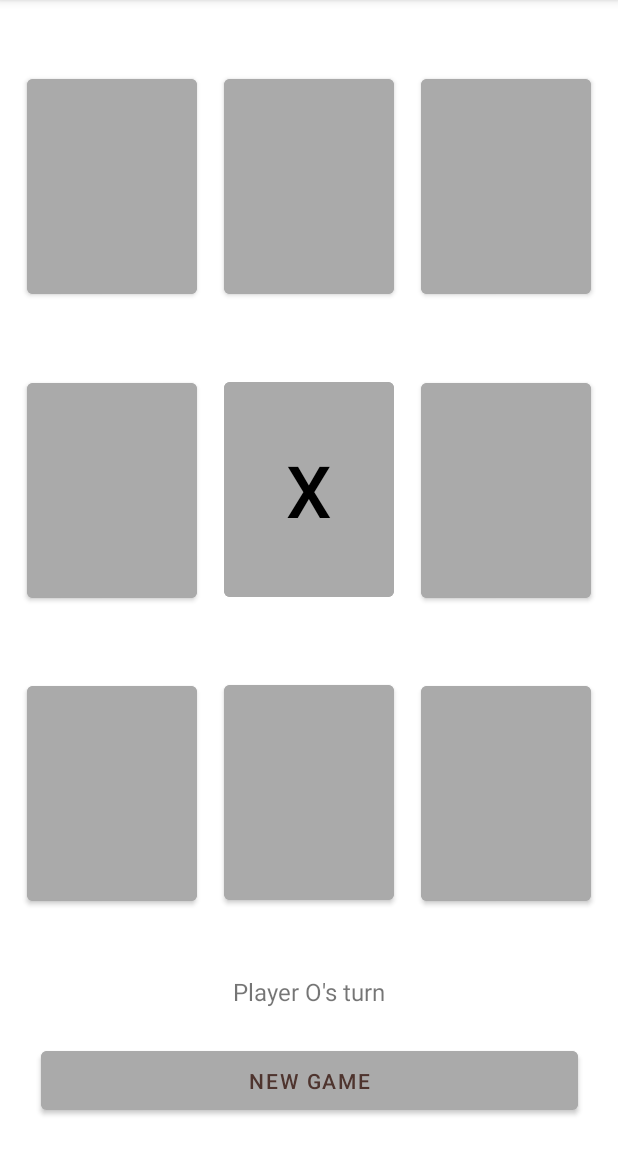
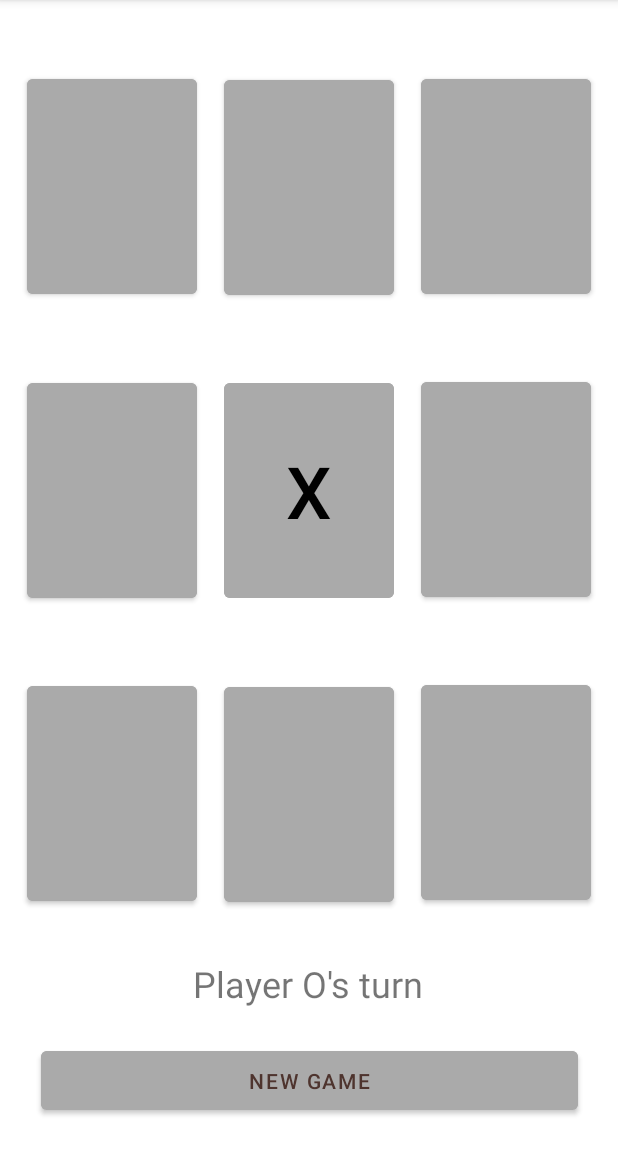
Before and after one commit to RyderDProgrammer/TicTacToe, an Android app: the screen it shows after launch (MainActivity), after a tap on an icon or button, on a phone screen of 412 x 824 dp, the part 84-1236 px from its top. Run offline under Robolectric (Android 15) with nearby library versions, the phone set to English and light mode, and no system bars.

Commit message:
Adjusted the TextViews size to make it easier to see and adjusted constraints accordingly.

```diff
--- a/app/src/main/java/com/example/tictactoe/MainActivity.java
+++ b/app/src/main/java/com/example/tictactoe/MainActivity.java
@@ -86,9 +86,11 @@ public class MainActivity extends AppCompatActivity {
 
     public void onClick(View v)
     {
+        //Created an array of buttons like you had mentioned towards the end of class.
         Button[] buttonArray = {buttonTL,buttonTM,buttonTR,buttonML,buttonMM,buttonMR,buttonBL,buttonBM,buttonBR};
         //Tried to make it just a new button constructor of new Button() but for some reason it didn't like that.
         Button tempButton = buttonTL;
+        //Runs through the array and finds whatever button was clicked on and sets temp to be that button.
         for(int i = 0; i < buttonArray.length; i++)
         {
             if(v.equals(buttonArray[i]))
@@ -97,9 +99,9 @@ public class MainActivity extends AppCompatActivity {
             }
         }
 
-        if(tempButton.getText().toString().equals(""))
+        if(tempButton.getText() == (""))
         {
-            if(player.equals("X"))
+            if(player == ("X"))
             {
                 tempButton.setText("X");
                 player = "O";
--- a/app/src/main/res/layout/activity_main.xml
+++ b/app/src/main/res/layout/activity_main.xml
@@ -27,12 +27,12 @@
         android:id="@+id/buttonBM"
         android:layout_width="113dp"
         android:layout_height="155dp"
-        android:layout_marginBottom="44dp"
+        android:layout_marginBottom="32dp"
         android:backgroundTint="@android:color/darker_gray"
         android:onClick="onClick"
+        android:text=""
         android:textColor="#000000"
         android:textSize="48sp"
-        android:text=""
         app:iconTint="#686464"
         app:layout_constraintBottom_toTopOf="@+id/playerTurnTextView"
         app:layout_constraintEnd_toStartOf="@+id/buttonBR"
@@ -47,9 +47,9 @@
         android:layout_marginBottom="88dp"
         android:backgroundTint="@android:color/darker_gray"
         android:onClick="onClick"
+        android:text=""
         android:textColor="#000000"
         android:textSize="48sp"
-        android:text=""
         app:iconTint="#686464"
         app:layout_constraintBottom_toTopOf="@+id/newGameButton"
         app:layout_constraintEnd_toStartOf="@+id/buttonBM"
@@ -81,7 +81,7 @@
         android:layout_marginBottom="96dp"
         android:text="Player X's turn"
         android:textAlignment="center"
-        android:textSize="16sp"
+        android:textSize="24sp"
         app:layout_constraintBottom_toBottomOf="parent"
         app:layout_constraintEnd_toEndOf="parent"
         app:layout_constraintHorizontal_bias="0.498"
@@ -173,14 +173,14 @@
         android:id="@+id/buttonBR"
         android:layout_width="113dp"
         android:layout_height="155dp"
-        android:layout_marginBottom="88dp"
+        android:layout_marginBottom="33dp"
         android:backgroundTint="@android:color/darker_gray"
         android:onClick="onClick"
+        android:text=""
         android:textColor="#000000"
         android:textSize="48sp"
-        android:text=""
         app:iconTint="#686464"
-        app:layout_constraintBottom_toTopOf="@+id/newGameButton"
+        app:layout_constraintBottom_toTopOf="@+id/playerTurnTextView"
         app:layout_constraintEnd_toEndOf="parent"
         app:layout_constraintHorizontal_bias="0.5"
         app:layout_constraintStart_toEndOf="@+id/buttonBM"
```
